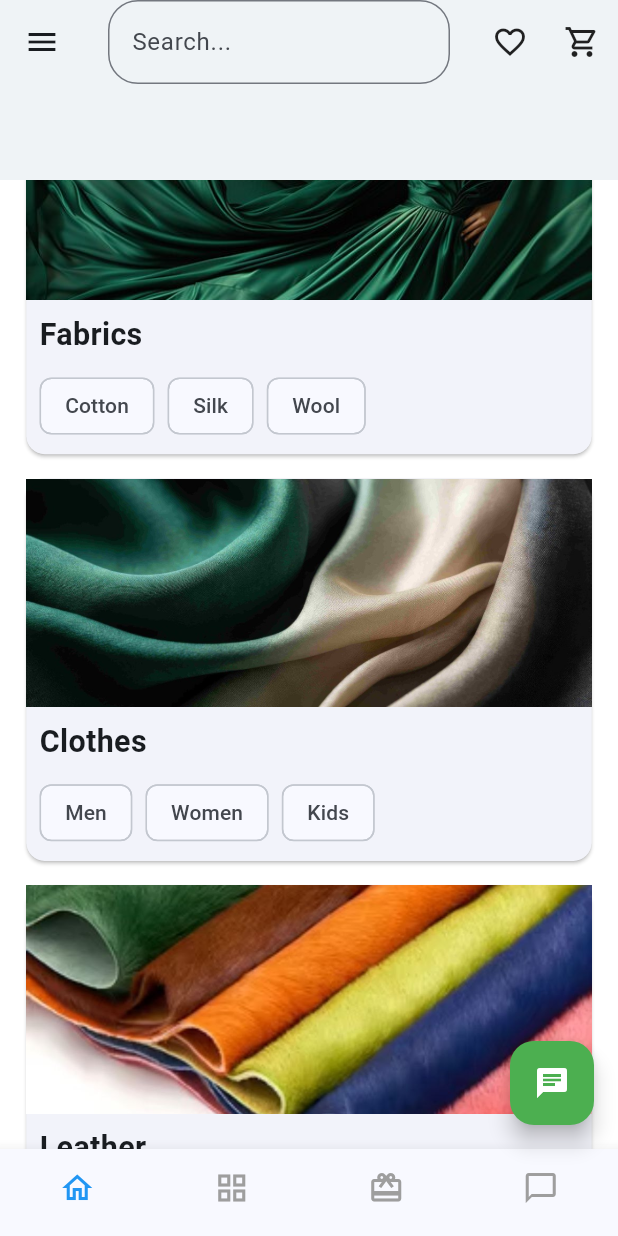
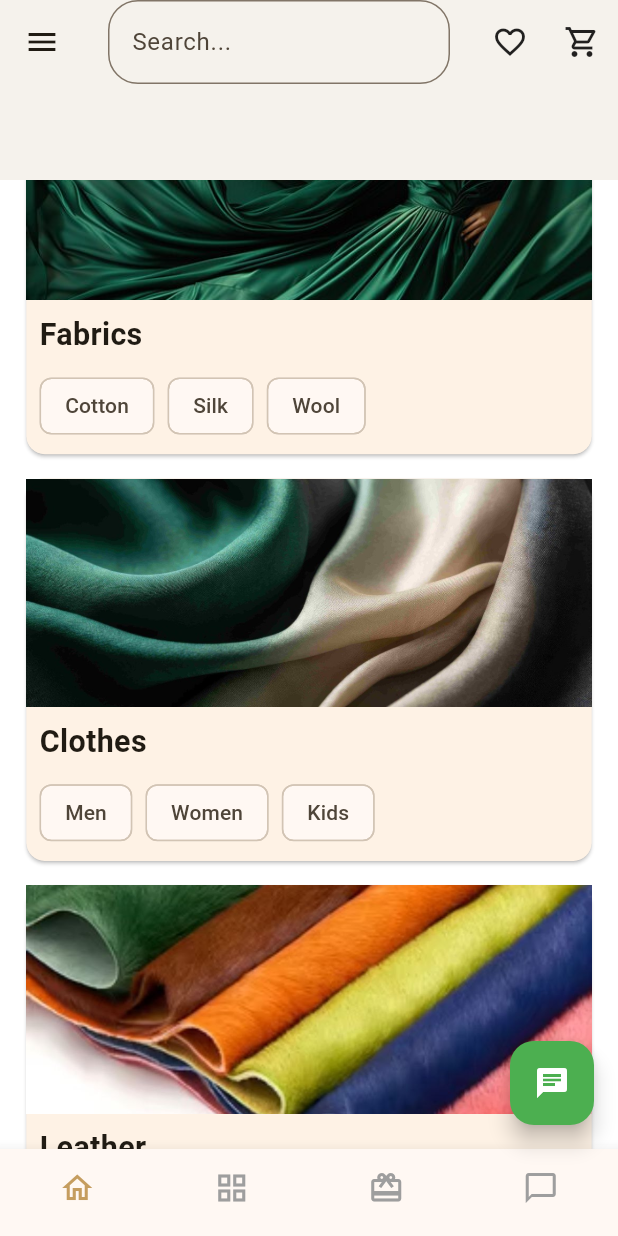
Before and after one commit to a7medragab22/elmasa, a Flutter app: the screen it shows after launch, scrolled down 576 dp, on a phone screen of 412 x 824 dp. Run offline on Flutter 3.47's test engine with Material 3 defaults, Android fonts, the phone set to English and light mode, and no system bars; our stand-ins replace bloc, dartz, firebase_auth, firebase_core, flutter_bloc, flutter_screenutil and 1 more; accounts and stored records are empty; network calls fail.

Commit message:
change colors

```diff
--- a/lib/core/utils/themes/app_colors.dart
+++ b/lib/core/themes/app_colors.dart
@@ -1,8 +1,8 @@
 import 'package:flutter/material.dart';
 
 class AppColors {
-  static const Color primary = Colors.blue;
-  static const Color secondary = Colors.green;
+  static const Color primary = Color(0xffc59d5f);
+  static const Color secondary = Color(0xff1c3b34);
   static const Color background = Colors.white;
   static const Color text = Colors.black;
 }
--- a/lib/core/utils/widgets/main_bottom_nav_bar.dart
+++ b/lib/core/utils/widgets/main_bottom_nav_bar.dart
@@ -1,4 +1,4 @@
-import 'package:elmasa/core/utils/themes/app_colors.dart';
+import 'package:elmasa/core/themes/app_colors.dart';
 import 'package:flutter/material.dart';
 
 class MainBottomNavBar extends StatelessWidget {
--- a/lib/features/blog/presentation/pages/blog_view.dart
+++ b/lib/features/blog/presentation/pages/blog_view.dart
@@ -1,4 +1,4 @@
-import 'package:elmasa/core/utils/themes/app_colors.dart';
+import 'package:elmasa/core/themes/app_colors.dart';
 import 'package:elmasa/core/utils/widgets/footer_widget.dart';
 import 'package:elmasa/core/utils/widgets/main_app_bar.dart';
 import 'package:elmasa/core/utils/widgets/main_bottom_nav_bar.dart';
--- a/lib/features/cart/presentation/pages/cart_view.dart
+++ b/lib/features/cart/presentation/pages/cart_view.dart
@@ -1,5 +1,5 @@
 import 'package:elmasa/core/utils/cart_manager.dart';
-import 'package:elmasa/core/utils/themes/app_colors.dart';
+import 'package:elmasa/core/themes/app_colors.dart';
 import 'package:elmasa/core/utils/widgets/footer_widget.dart';
 import 'package:elmasa/core/utils/widgets/main_app_bar.dart';
 import 'package:flutter/material.dart';
--- a/lib/features/checkout/presentation/pages/checkout_view.dart
+++ b/lib/features/checkout/presentation/pages/checkout_view.dart
@@ -1,5 +1,5 @@
 import 'package:elmasa/core/utils/cart_manager.dart';
-import 'package:elmasa/core/utils/themes/app_colors.dart';
+import 'package:elmasa/core/themes/app_colors.dart';
 import 'package:elmasa/core/utils/widgets/footer_widget.dart';
 import 'package:elmasa/core/utils/widgets/main_app_bar.dart';
 import 'package:flutter/material.dart';
--- a/lib/features/contact_us/presentation/pages/contact_us_view.dart
+++ b/lib/features/contact_us/presentation/pages/contact_us_view.dart
@@ -1,4 +1,4 @@
-import 'package:elmasa/core/utils/themes/app_colors.dart';
+import 'package:elmasa/core/themes/app_colors.dart';
 import 'package:elmasa/core/utils/widgets/footer_widget.dart';
 import 'package:elmasa/core/utils/widgets/main_app_bar.dart';
 import 'package:elmasa/core/utils/widgets/main_bottom_nav_bar.dart';
--- a/lib/features/delivery_service/presentation/pages/delivery_service_view.dart
+++ b/lib/features/delivery_service/presentation/pages/delivery_service_view.dart
@@ -1,4 +1,4 @@
-import 'package:elmasa/core/utils/themes/app_colors.dart';
+import 'package:elmasa/core/themes/app_colors.dart';
 import 'package:elmasa/core/utils/widgets/footer_widget.dart';
 import 'package:elmasa/core/utils/widgets/main_app_bar.dart';
 import 'package:elmasa/core/utils/widgets/main_bottom_nav_bar.dart';
--- a/lib/features/gift_policy/presentation/pages/gift_policy_view.dart
+++ b/lib/features/gift_policy/presentation/pages/gift_policy_view.dart
@@ -1,4 +1,4 @@
-import 'package:elmasa/core/utils/themes/app_colors.dart';
+import 'package:elmasa/core/themes/app_colors.dart';
 import 'package:elmasa/core/utils/widgets/footer_widget.dart';
 import 'package:elmasa/core/utils/widgets/main_app_bar.dart';
 import 'package:elmasa/core/utils/widgets/main_bottom_nav_bar.dart';
--- a/lib/features/home/presentation/pages/app.dart
+++ b/lib/features/home/presentation/pages/app.dart
@@ -1,5 +1,5 @@
 import 'package:elmasa/core/routes/on_generate_routs.dart';
-import 'package:elmasa/core/utils/themes/app_colors.dart';
+import 'package:elmasa/core/themes/app_colors.dart';
 import 'package:elmasa/features/home/presentation/pages/home_view.dart';
 import 'package:flutter/material.dart';
 import 'package:flutter_screenutil/flutter_screenutil.dart';
--- a/lib/features/home/presentation/pages/home_view.dart
+++ b/lib/features/home/presentation/pages/home_view.dart
@@ -3,7 +3,7 @@
 import 'package:elmasa/features/home/presentation/pages/widgets/banner_card.dart';
 import 'package:elmasa/features/home/presentation/pages/widgets/category_card.dart';
 import 'package:elmasa/core/routes/app_routes_name.dart';
-import 'package:elmasa/core/utils/themes/app_colors.dart';
+import 'package:elmasa/core/themes/app_colors.dart';
 import 'package:elmasa/features/home/presentation/pages/widgets/custom_app_bar.dart';
 import 'package:elmasa/features/home/presentation/pages/widgets/custom_drawer_widget.dart';
 import 'package:flutter/material.dart';
--- a/lib/features/privacy_policy/presentation/pages/privacy_policy_view.dart
+++ b/lib/features/privacy_policy/presentation/pages/privacy_policy_view.dart
@@ -1,4 +1,4 @@
-import 'package:elmasa/core/utils/themes/app_colors.dart';
+import 'package:elmasa/core/themes/app_colors.dart';
 import 'package:elmasa/core/utils/widgets/footer_widget.dart';
 import 'package:elmasa/core/utils/widgets/main_app_bar.dart';
 import 'package:elmasa/core/utils/widgets/main_bottom_nav_bar.dart';
--- a/lib/features/products/presentation/pages/products_view.dart
+++ b/lib/features/products/presentation/pages/products_view.dart
@@ -1,5 +1,5 @@
 import 'package:elmasa/core/utils/cart_manager.dart';
-import 'package:elmasa/core/utils/themes/app_colors.dart';
+import 'package:elmasa/core/themes/app_colors.dart';
 import 'package:elmasa/core/utils/widgets/footer_widget.dart';
 import 'package:elmasa/core/utils/widgets/main_app_bar.dart';
 import 'package:elmasa/core/utils/widgets/main_bottom_nav_bar.dart';
--- a/lib/features/return_method/presentation/pages/return_method_view.dart
+++ b/lib/features/return_method/presentation/pages/return_method_view.dart
@@ -1,4 +1,4 @@
-import 'package:elmasa/core/utils/themes/app_colors.dart';
+import 'package:elmasa/core/themes/app_colors.dart';
 import 'package:elmasa/core/utils/widgets/footer_widget.dart';
 import 'package:elmasa/core/utils/widgets/main_app_bar.dart';
 import 'package:elmasa/core/utils/widgets/main_bottom_nav_bar.dart';
--- a/lib/features/return_policy/presentation/pages/return_policy_view.dart
+++ b/lib/features/return_policy/presentation/pages/return_policy_view.dart
@@ -1,4 +1,4 @@
-import 'package:elmasa/core/utils/themes/app_colors.dart';
+import 'package:elmasa/core/themes/app_colors.dart';
 import 'package:elmasa/core/utils/widgets/footer_widget.dart';
 import 'package:elmasa/core/utils/widgets/main_app_bar.dart';
 import 'package:elmasa/core/utils/widgets/main_bottom_nav_bar.dart';
--- a/lib/features/sad_vip_points/presentation/pages/sad_vip_points_view.dart
+++ b/lib/features/sad_vip_points/presentation/pages/sad_vip_points_view.dart
@@ -1,4 +1,4 @@
-import 'package:elmasa/core/utils/themes/app_colors.dart';
+import 'package:elmasa/core/themes/app_colors.dart';
 import 'package:elmasa/core/utils/widgets/footer_widget.dart';
 import 'package:elmasa/core/utils/widgets/main_app_bar.dart';
 import 'package:elmasa/core/utils/widgets/main_bottom_nav_bar.dart';
--- a/lib/features/terms_conditions/presentation/pages/terms_conditions_view.dart
+++ b/lib/features/terms_conditions/presentation/pages/terms_conditions_view.dart
@@ -1,4 +1,4 @@
-import 'package:elmasa/core/utils/themes/app_colors.dart';
+import 'package:elmasa/core/themes/app_colors.dart';
 import 'package:elmasa/core/utils/widgets/footer_widget.dart';
 import 'package:elmasa/core/utils/widgets/main_app_bar.dart';
 import 'package:elmasa/core/utils/widgets/main_bottom_nav_bar.dart';
--- a/lib/main.dart
+++ b/lib/main.dart
@@ -1,6 +1,6 @@
 import 'package:elmasa/core/routes/app_routes.dart';
 import 'package:elmasa/core/routes/app_routes_name.dart';
-import 'package:elmasa/core/utils/themes/app_colors.dart';
+import 'package:elmasa/core/themes/app_colors.dart';
 import 'package:elmasa/firebase_options.dart';
 import 'package:firebase_core/firebase_core.dart';
 import 'package:flutter/material.dart';
```
